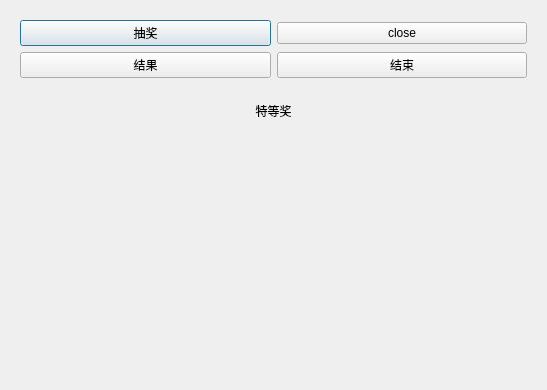
Before: the Qt Designer form test_lottery/cljlotteryresultdialog.ui in weinkym/all_cache, drawn with Qt 5.
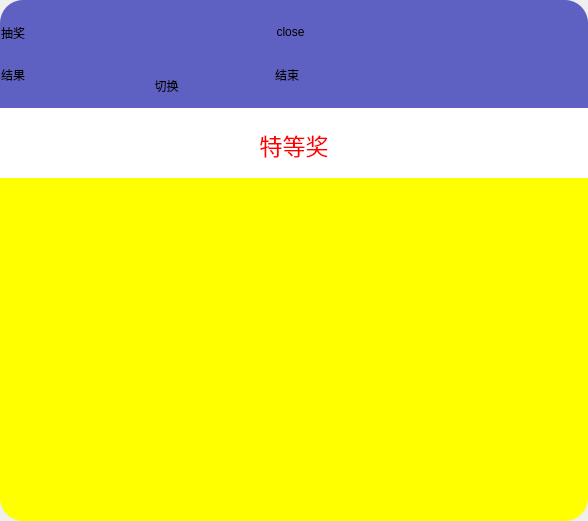
After: the same form once the commit is applied. The open tabs and pages were chosen to show the change.

Commit message: 因QStackedWidget在调用setSizeConstraint(QLayout::SetFixedSize)时高度存在25左右的误差  不再使用QStackedWidget实现切换

What changed in the file:
```diff
--- a/test_lottery/cljlotteryresultdialog.ui
+++ b/test_lottery/cljlotteryresultdialog.ui
@@ -6,59 +6,166 @@
    <rect>
     <x>0</x>
     <y>0</y>
-    <width>547</width>
-    <height>390</height>
+    <width>588</width>
+    <height>521</height>
    </rect>
   </property>
+  <property name="minimumSize">
+   <size>
+    <width>354</width>
+    <height>0</height>
+   </size>
+  </property>
+  <property name="maximumSize">
+   <size>
+    <width>16777215</width>
+    <height>16777215</height>
+   </size>
+  </property>
   <property name="windowTitle">
    <string>Dialog</string>
   </property>
-  <layout class="QVBoxLayout" name="verticalLayout">
+  <layout class="QVBoxLayout" name="vLayout">
+   <property name="spacing">
+    <number>0</number>
+   </property>
+   <property name="leftMargin">
+    <number>0</number>
+   </property>
+   <property name="topMargin">
+    <number>0</number>
+   </property>
+   <property name="rightMargin">
+    <number>0</number>
+   </property>
+   <property name="bottomMargin">
+    <number>0</number>
+   </property>
    <item>
     <widget class="QWidget" name="widget" native="true">
-     <layout class="QGridLayout" name="gridLayout">
-      <item row="0" column="0">
+     <property name="minimumSize">
+      <size>
+       <width>354</width>
+       <height>108</height>
+      </size>
+     </property>
+     <property name="maximumSize">
+      <size>
+       <width>16777215</width>
+       <height>108</height>
+      </size>
+     </property>
+     <property name="styleSheet">
+      <string notr="true">background: rgb(95,97,194);;
+border-top-left-radius: 23px;
+border-top-right-radius: 23px;</string>
+     </property>
        <widget class="QPushButton" name="pushButton_2">
+      <property name="geometry">
+       <rect>
+        <x>0</x>
+        <y>23</y>
+        <width>26</width>
+        <height>19</height>
+       </rect>
+      </property>
         <property name="text">
          <string>抽奖</string>
         </property>
        </widget>
-      </item>
-      <item row="1" column="0">
        <widget class="QPushButton" name="pushButtonResult">
+      <property name="geometry">
+       <rect>
+        <x>0</x>
+        <y>65</y>
+        <width>26</width>
+        <height>19</height>
+       </rect>
+      </property>
         <property name="text">
          <string>结果</string>
         </property>
        </widget>
-      </item>
-      <item row="0" column="1">
        <widget class="QPushButton" name="pushButtonClose">
+      <property name="geometry">
+       <rect>
+        <x>274</x>
+        <y>24</y>
+        <width>33</width>
+        <height>16</height>
+       </rect>
+      </property>
         <property name="text">
          <string>close</string>
         </property>
        </widget>
-      </item>
-      <item row="1" column="1">
        <widget class="QPushButton" name="pushButtonStop">
+      <property name="geometry">
+       <rect>
+        <x>274</x>
+        <y>65</y>
+        <width>26</width>
+        <height>19</height>
+       </rect>
+      </property>
         <property name="text">
          <string>结束</string>
         </property>
        </widget>
-      </item>
-     </layout>
+     <widget class="QPushButton" name="pushButton">
+      <property name="geometry">
+       <rect>
+        <x>110</x>
+        <y>70</y>
+        <width>113</width>
+        <height>32</height>
+       </rect>
+      </property>
+      <property name="text">
+       <string>切换</string>
+      </property>
+     </widget>
     </widget>
    </item>
    <item>
     <widget class="QWidget" name="widget_3" native="true">
+     <property name="minimumSize">
+      <size>
+       <width>0</width>
+       <height>70</height>
+      </size>
+     </property>
      <property name="maximumSize">
       <size>
        <width>16777215</width>
        <height>70</height>
       </size>
      </property>
+     <property name="styleSheet">
+      <string notr="true">background: #ffffff;</string>
+     </property>
      <layout class="QVBoxLayout" name="verticalLayout_2">
+      <property name="spacing">
+       <number>0</number>
+      </property>
+      <property name="leftMargin">
+       <number>0</number>
+      </property>
+      <property name="topMargin">
+       <number>15</number>
+      </property>
+      <property name="rightMargin">
+       <number>0</number>
+      </property>
+      <property name="bottomMargin">
+       <number>12</number>
+      </property>
       <item>
        <widget class="QLabel" name="label">
+        <property name="styleSheet">
+         <string notr="true">font-size: 23px;
+color:#ff0000;</string>
+        </property>
         <property name="text">
          <string>特等奖</string>
         </property>
@@ -71,27 +178,40 @@
     </widget>
    </item>
    <item>
-    <widget class="QStackedWidget" name="stackedWidget">
-     <property name="sizePolicy">
-      <sizepolicy hsizetype="Preferred" vsizetype="Expanding">
-       <horstretch>0</horstretch>
-       <verstretch>0</verstretch>
-      </sizepolicy>
+    <widget class="QWidget" name="widget_2" native="true">
+     <property name="styleSheet">
+      <string notr="true">background: #FFFF00;
+border-bottom-left-radius: 23px;
+border-bottom-right-radius: 23px;
+</string>
      </property>
-     <widget class="QWidget" name="pageAnimation">
-      <layout class="QVBoxLayout" name="verticalLayout_4">
+     <layout class="QVBoxLayout" name="verticalLayout_3">
+      <property name="spacing">
+       <number>0</number>
+      </property>
+      <property name="leftMargin">
+       <number>0</number>
+      </property>
+      <property name="topMargin">
+       <number>0</number>
+      </property>
+      <property name="rightMargin">
+       <number>0</number>
+      </property>
+      <property name="bottomMargin">
+       <number>0</number>
+      </property>
        <item>
-        <layout class="QVBoxLayout" name="vLayoutAnimation"/>
-       </item>
-      </layout>
-     </widget>
-     <widget class="QWidget" name="pageResult">
-      <layout class="QVBoxLayout" name="verticalLayout_6">
-       <item>
-        <layout class="QVBoxLayout" name="vLayoutResult"/>
-       </item>
-      </layout>
-     </widget>
+       <layout class="QVBoxLayout" name="viewLayout">
+        <property name="spacing">
+         <number>0</number>
+        </property>
+        <property name="bottomMargin">
+         <number>23</number>
+        </property>
+       </layout>
+      </item>
+     </layout>
     </widget>
    </item>
   </layout>
```
Lines whose indentation alone changed are shown as unchanged. The commit also changes 6 other files.
